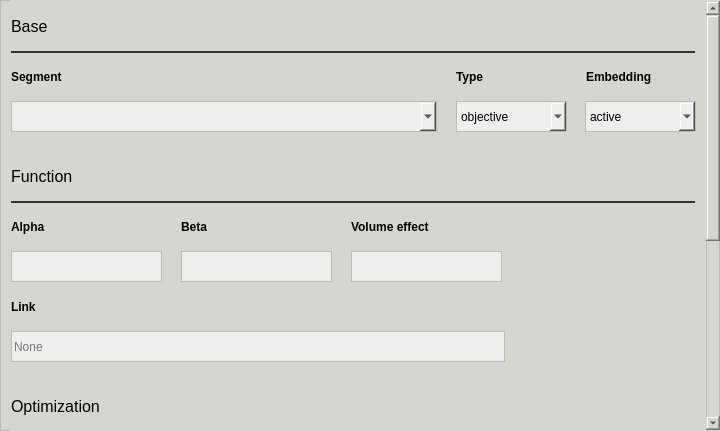
Old version of the form pyanno4rt/gui/designs/components/lq_poisson_tcp_window.ui in the repository pyanno4rt/pyanno4rt.
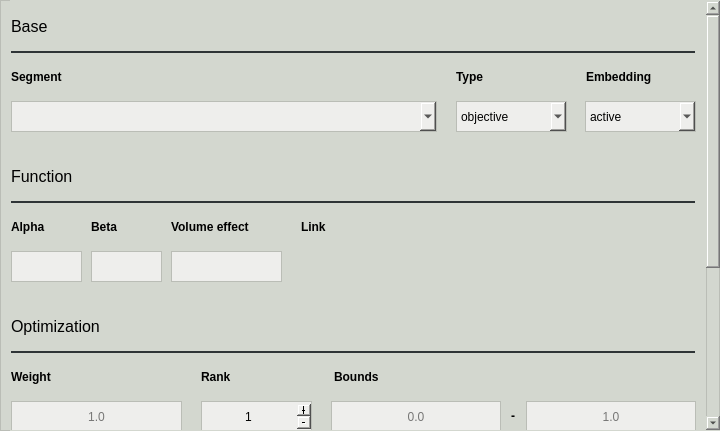
New version of the form.

Diff of the .ui file:
```diff
--- a/pyanno4rt/gui/designs/components/lq_poisson_tcp_window.ui
+++ b/pyanno4rt/gui/designs/components/lq_poisson_tcp_window.ui
@@ -51,16 +51,13 @@
     <property name="styleSheet">
      <string notr="true">border-color: transparent;</string>
     </property>
-    <property name="widgetResizable">
-     <bool>false</bool>
-    </property>
     <widget class="QWidget" name="scroll_contents">
      <property name="geometry">
       <rect>
        <x>0</x>
        <y>0</y>
        <width>690</width>
-       <height>760</height>
+       <height>679</height>
       </rect>
      </property>
      <widget class="QComboBox" name="embedding_cbox">
@@ -100,7 +97,7 @@
        <rect>
         <x>0</x>
         <y>60</y>
-        <width>431</width>
+        <width>421</width>
         <height>31</height>
        </rect>
       </property>
@@ -272,7 +269,7 @@
       <property name="geometry">
        <rect>
         <x>190</x>
-        <y>480</y>
+        <y>400</y>
         <width>111</width>
         <height>31</height>
        </rect>
@@ -324,31 +321,12 @@
        <string>Identifier</string>
       </property>
      </widget>
-     <widget class="QLineEdit" name="link_ledit">
-      <property name="geometry">
-       <rect>
-        <x>0</x>
-        <y>330</y>
-        <width>494</width>
-        <height>31</height>
-       </rect>
-      </property>
-      <property name="styleSheet">
-       <string notr="true">color: rgb(0, 0, 0);
-background-color: rgb(238, 238, 236);
-border: 1px solid;
-border-color: rgb(186, 189, 182);</string>
-      </property>
-      <property name="placeholderText">
-       <string>None</string>
-      </property>
-     </widget>
      <widget class="QLabel" name="link_label">
       <property name="geometry">
        <rect>
-        <x>0</x>
-        <y>290</y>
-        <width>494</width>
+        <x>290</x>
+        <y>210</y>
+        <width>391</width>
         <height>31</height>
        </rect>
       </property>
@@ -390,7 +368,7 @@
       <property name="geometry">
        <rect>
         <x>323</x>
-        <y>440</y>
+        <y>360</y>
         <width>364</width>
         <height>31</height>
        </rect>
@@ -433,7 +411,7 @@
       <property name="geometry">
        <rect>
         <x>0</x>
-        <y>440</y>
+        <y>360</y>
         <width>171</width>
         <height>31</height>
        </rect>
@@ -490,7 +468,7 @@
       <property name="geometry">
        <rect>
         <x>494</x>
-        <y>485</y>
+        <y>406</y>
         <width>16</width>
         <height>17</height>
        </rect>
@@ -515,7 +493,7 @@
       <property name="geometry">
        <rect>
         <x>0</x>
-        <y>390</y>
+        <y>310</y>
         <width>684</width>
         <height>31</height>
        </rect>
@@ -536,7 +514,7 @@
       <property name="geometry">
        <rect>
         <x>190</x>
-        <y>440</y>
+        <y>360</y>
         <width>111</width>
         <height>31</height>
        </rect>
@@ -558,7 +536,7 @@
       <property name="geometry">
        <rect>
         <x>515</x>
-        <y>480</y>
+        <y>400</y>
         <width>170</width>
         <height>31</height>
        </rect>
@@ -580,7 +558,7 @@
       <property name="geometry">
        <rect>
         <x>0</x>
-        <y>480</y>
+        <y>400</y>
         <width>171</width>
         <height>31</height>
        </rect>
@@ -638,7 +616,7 @@
       <property name="geometry">
        <rect>
         <x>0</x>
-        <y>430</y>
+        <y>350</y>
         <width>684</width>
         <height>2</height>
        </rect>
@@ -651,7 +629,7 @@
       <property name="geometry">
        <rect>
         <x>320</x>
-        <y>480</y>
+        <y>400</y>
         <width>170</width>
         <height>31</height>
        </rect>
@@ -672,9 +650,9 @@
      <widget class="QLabel" name="beta_label">
       <property name="geometry">
        <rect>
-        <x>170</x>
+        <x>80</x>
         <y>210</y>
-        <width>151</width>
+        <width>71</width>
         <height>31</height>
        </rect>
       </property>
@@ -694,9 +672,9 @@
      <widget class="QLineEdit" name="vol_eff_ledit">
       <property name="geometry">
        <rect>
-        <x>340</x>
+        <x>160</x>
         <y>250</y>
-        <width>151</width>
+        <width>111</width>
         <height>31</height>
        </rect>
       </property>
@@ -715,7 +693,7 @@
        <rect>
         <x>0</x>
         <y>210</y>
-        <width>151</width>
+        <width>71</width>
         <height>31</height>
        </rect>
       </property>
@@ -735,9 +713,9 @@
      <widget class="QLineEdit" name="beta_ledit">
       <property name="geometry">
        <rect>
-        <x>170</x>
+        <x>80</x>
         <y>250</y>
-        <width>151</width>
+        <width>71</width>
         <height>31</height>
        </rect>
       </property>
@@ -756,7 +734,7 @@
        <rect>
         <x>0</x>
         <y>250</y>
-        <width>151</width>
+        <width>71</width>
         <height>31</height>
        </rect>
       </property>
@@ -773,9 +751,9 @@
      <widget class="QLabel" name="vol_eff_label">
       <property name="geometry">
        <rect>
-        <x>340</x>
+        <x>160</x>
         <y>210</y>
-        <width>151</width>
+        <width>111</width>
         <height>31</height>
        </rect>
       </property>
@@ -810,9 +788,17 @@
 border: 1px solid;
 border-color: rgb(186, 189, 182);</string>
       </property>
-      <property name="currentIndex">
-       <number>-1</number>
+     </widget>
+     <widget class="QWidget" name="horizontalLayoutWidget">
+      <property name="geometry">
+       <rect>
+        <x>290</x>
+        <y>250</y>
+        <width>391</width>
+        <height>31</height>
+       </rect>
       </property>
+      <layout class="QHBoxLayout" name="segment_link_layout"/>
      </widget>
     </widget>
    </widget>
```
Left out of the diff: 18 changed lines with no effect on the pictures.
